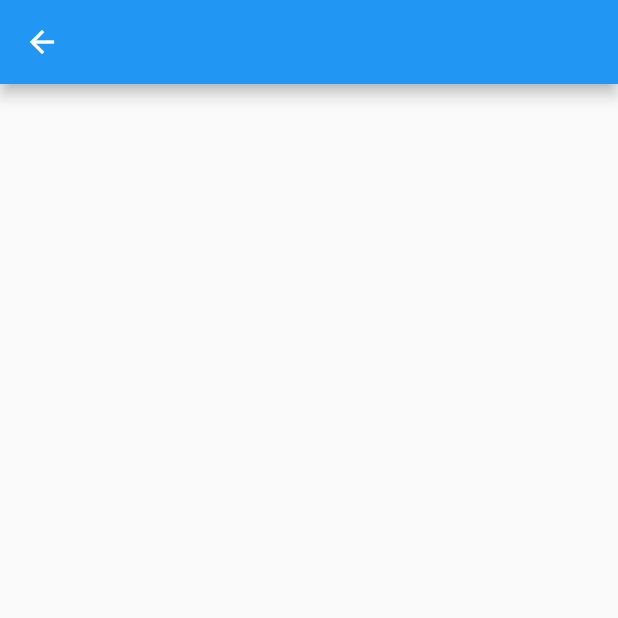
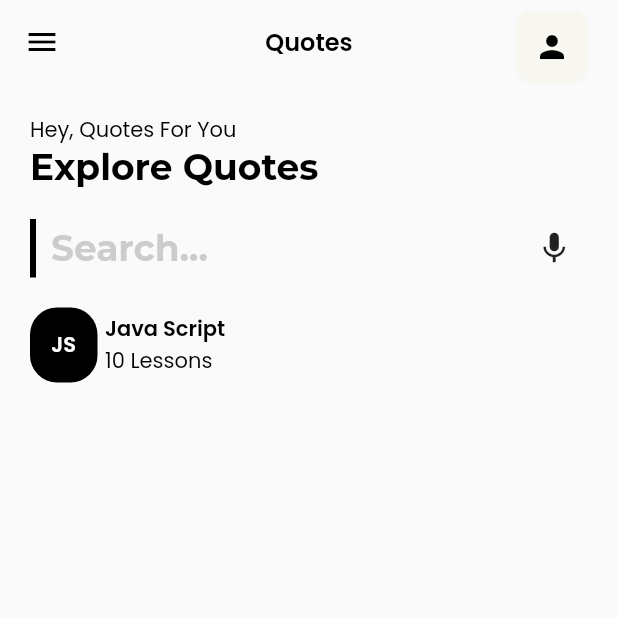
Before and after one commit to ali-sojib/Flutter-Componet-app-with-firebase, a Flutter app: the Dashboard screen opened directly, on a phone screen of 412 x 824 dp, the top half of it. Run offline on Flutter 3.47's test engine with Material 2 defaults, Android fonts, the phone set to English and light mode, and no system bars; our stand-ins replace flutter_otp_text_field, get, google_fonts, liquid_swipe, smooth_page_indicator.

Commit message:
dashboard appbar, search box & catagories ui done

```diff
--- a/lib/main.dart
+++ b/lib/main.dart
@@ -3,6 +3,8 @@ import 'package:flutter_app_with_firebase/src/features/authentication/screens/on
 import 'package:flutter_app_with_firebase/src/features/authentication/screens/splash_screen/splash_screen.dart';
 import 'package:flutter_app_with_firebase/src/utils/theme/theme.dart';
 import 'package:get/get.dart';
+
+import 'src/features/core/screens/dashboard/dashboard.dart';
 
 void main() {
   runApp(const MyApp());
@@ -22,7 +24,8 @@ class MyApp extends StatelessWidget {
         debugShowCheckedModeBanner: false,
         defaultTransition: Transition.leftToRightWithFade,
         transitionDuration: const Duration(milliseconds: 500),
-      home: SplashScreen(),
+        home: Dashboard()
+        // SplashScreen(),
         );
   }
 }
--- /dev/null
+++ b/lib/src/constant/consts.dart
@@ -0,0 +1,7 @@
+export './colors.dart';
+export './image_strings.dart';
+export './text_strings.dart';
+export './sizes.dart';
+export 'package:flutter/material.dart';
+// export './styles.dart';
+// export 'package:velocity_x/velocity_x.dart';
--- a/lib/src/features/core/screens/dashboard/dashboard.dart
+++ b/lib/src/features/core/screens/dashboard/dashboard.dart
@@ -1,12 +1,97 @@
-import 'package:flutter/material.dart';
+import '../../../../constant/consts.dart';
 
 class Dashboard extends StatelessWidget {
   const Dashboard({Key? key}) : super(key: key);
 
   @override
   Widget build(BuildContext context) {
+    final textTheme = Theme.of(context).textTheme;
+
     return Scaffold(
-      appBar: AppBar(),
+      appBar: AppBar(
+        leading: const Icon(Icons.menu, color: Colors.black),
+        title: Text(sAppName, style: Theme.of(context).textTheme.headline4),
+        centerTitle: true,
+        elevation: 0,
+        backgroundColor: Colors.transparent,
+        actions: [
+          Container(
+            margin: const EdgeInsets.only(right: 20, top: 7),
+            decoration: BoxDecoration(borderRadius: BorderRadius.circular(10), color: sCardBgColor),
+            child: IconButton(
+              onPressed: () {}, icon: Icon(Icons.person, color: Colors.black),
+              // const Image(image: AssetImage(sUserProfileImage)),
+            ),
+          )
+        ],
+      ),
+      body: SingleChildScrollView(
+        child: Container(
+          padding: const EdgeInsets.all(sDashboardPadding),
+          child: Column(
+            crossAxisAlignment: CrossAxisAlignment.start,
+            children: [
+              Text(sDashboardTitle, style: textTheme.bodyText2),
+              Text(sDashboardHeading, style: textTheme.headline2),
+              const SizedBox(height: sDashboardPadding),
+              //search box
+              Container(
+                decoration: const BoxDecoration(border: Border(left: BorderSide(width: 4))),
+                padding: const EdgeInsets.symmetric(horizontal: 10, vertical: 5),
+                child: Row(
+                  mainAxisAlignment: MainAxisAlignment.spaceBetween,
+                  children: [
+                    Text(sDashboardSearch, style: textTheme.headline2?.apply(color: Colors.grey.withOpacity(0.5))),
+                    const Icon(Icons.mic, size: 25),
+                  ],
+                ),
+              ),
+              const SizedBox(height: sDashboardPadding),
+
+              //Categories
+              SizedBox(
+                height: 50,
+                child: ListView(
+                  shrinkWrap: true,
+                  scrollDirection: Axis.horizontal,
+                  children: [
+                    SizedBox(
+                      width: 170,
+                      height: 50,
+                      child: Row(
+                        children: [
+                          Container(
+                            width: 45,
+                            height: 50,
+                            decoration: BoxDecoration(borderRadius: BorderRadius.circular(18), color: sDarkColor),
+                            child: Center(
+                              child: Text(
+                                "JS",
+                                style: textTheme.headline6?.apply(color: Colors.white),
+                              ),
+                            ), // Center
+                          ), // Container
+                          const SizedBox(width: 5),
+                          Flexible(
+                            child: Column(
+                              crossAxisAlignment: CrossAxisAlignment.start,
+                              mainAxisAlignment: MainAxisAlignment.center,
+                              children: [
+                                Text("Java Script", style: textTheme.headline6, overflow: TextOverflow.ellipsis),
+                                Text("10 Lessons", style: textTheme.bodyText2, overflow: TextOverflow.ellipsis)
+                              ],
+                            ),
+                          ),
+                        ],
+                      ),
+                    ),
+                  ],
+                ),
+              )
+            ],
+          ),
+        ),
+      ),
     );
   }
 }
```
Lines whose indentation alone changed are shown as unchanged.
